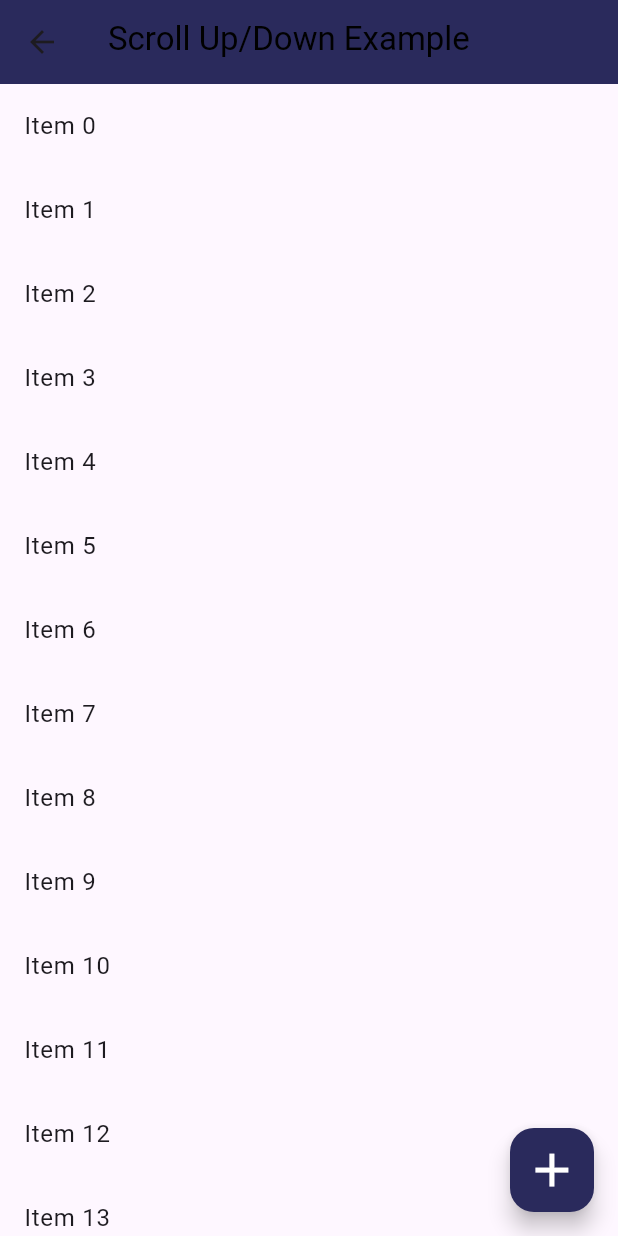
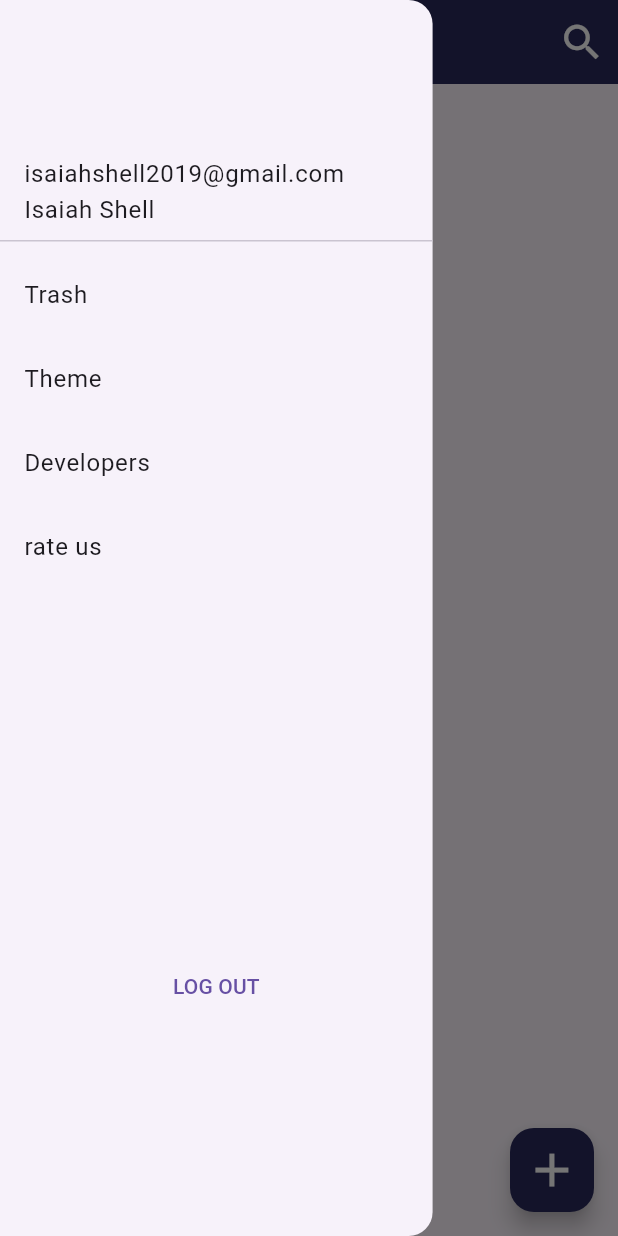
Before and after one commit to Isaiahcodes-3321/Note_App, a Flutter app: the HomePage screen opened directly, with the side drawer open (before the commit the screen has no drawer), on a phone screen of 412 x 824 dp. Run offline on Flutter 3.47's test engine with Material 3 defaults, Android fonts, the phone set to English and light mode, and no system bars; our stand-ins replace responsive_sizer.

Commit message:
Update on the Home page

```diff
--- a/noteapp/lib/Constant/themes.dart
+++ b/noteapp/lib/Constant/themes.dart
@@ -11,4 +11,29 @@ var textFonts = TextStyle(
 
 var outlineInputBorder = OutlineInputBorder(
     borderRadius: BorderRadius.circular(18.sp),
-    borderSide: BorderSide(color: Colors.white,));
+    borderSide: BorderSide(
+      color: Colors.white,
+    ));
+
+
+class Backgroundcolor {
+  static Color ligthmode = Colors.white;
+  static Color darkhmode = Colors.black;
+
+  static Color themeColorLigthmode = Color.fromRGBO(42, 42, 92, 1.0);
+  static Color themeColorDarkmode = Color.fromRGBO(7, 7, 17, 1);
+}
+
+class AppTextStyle {
+  // Appbar text and add button white color
+ static Color appbarTextcolor = Colors.white;
+
+  static TextStyle textStyle() {
+    return TextStyle(
+      fontWeight: FontWeight.bold,
+      fontFamily: fontFamily,
+      fontSize: 20.sp,
+      color: appbarTextcolor,
+    );
+  }
+}
--- /dev/null
+++ b/noteapp/lib/Screens/HomePage/drawer.dart
@@ -0,0 +1,48 @@
+import 'package:flutter/material.dart';
+
+class MyDrawer extends StatelessWidget {
+  const MyDrawer({super.key});
+
+  @override
+  Widget build(BuildContext context) {
+    return ListView(
+      children: <Widget>[
+        DrawerHeader(
+            // decoration: BoxDecoration(color: ),
+            child: Align(
+                alignment: Alignment.bottomLeft,
+                 child: Text.rich(
+            TextSpan(
+              children: <TextSpan>[
+                TextSpan(
+                  text: 'isaiahshell2019@gmail.com \n',
+                ),
+                TextSpan(
+                  text: 'Isaiah Shell',
+                ),
+              ],
+            ),
+          ),)),
+        ListTile(
+            title: Text('Trash'),
+            ),
+        ListTile(
+            title: Text('Theme'),
+            ),
+             ListTile(
+            title: Text('Developers'),
+            ),
+             ListTile(
+            title: Text('rate us'),
+            ),
+            Container(
+              height: MediaQuery.sizeOf(context).height * 0.35,
+              child: Align(alignment: Alignment.bottomCenter,
+              child: TextButton(onPressed: (){},
+              child: Text('LOG OUT'),
+              ),),
+            )
+      ],
+    );
+  }
+}
--- a/noteapp/lib/Screens/HomePage/homePgae.dart
+++ b/noteapp/lib/Screens/HomePage/homePgae.dart
@@ -1,11 +1,19 @@
 import 'package:flutter/material.dart';
 import 'package:responsive_sizer/responsive_sizer.dart';
 import '../../Constant/themes.dart';
+import 'drawer.dart';
 
-class HomePage extends StatelessWidget {
+class HomePage extends StatefulWidget {
   HomePage({super.key});
 
+  @override
+  State<HomePage> createState() => _HomePageState();
+}
+
+class _HomePageState extends State<HomePage> {
   final globalKey = GlobalKey();
+  bool isSearching = false;
+
   @override
   Widget build(BuildContext context) {
     return Scaffold(
@@ -16,30 +24,76 @@ class HomePage extends StatelessWidget {
             snap: true,
             backgroundColor: themeColor,
             flexibleSpace: FlexibleSpaceBar(
-              title: Text('Scroll Up/Down Example',
-                  style: TextStyle(color: Colors.black)),
+              title: isSearching
+                  ? Container(
+                      width: MediaQuery.sizeOf(context).width * 0.55,
+                      child: TextField(
+                        decoration: InputDecoration(
+                          hintText: 'Search...',
+                          hintStyle:
+                              TextStyle(color: AppTextStyle.appbarTextcolor),
+                          border: InputBorder.none,
+                        ),
+                        style: TextStyle(color: AppTextStyle.appbarTextcolor),
+                      ),
+                    )
+                  : Text('  Notes', style: AppTextStyle.textStyle()),
             ),
-          ),
-          SliverList(
-            delegate: SliverChildBuilderDelegate(
-              (BuildContext context, int index) {
-                return ListTile(
-                  title: Text('Item $index'),
+            leading: Builder(
+              builder: (BuildContext context) {
+                return IconButton(
+                  icon: Icon(
+                    Icons.menu,
+                    color: AppTextStyle.appbarTextcolor,
+                    size: 23.sp,
+                  ),
+                  onPressed: () {
+                    Scaffold.of(context).openDrawer();
+                  },
                 );
               },
-              childCount: 50, // Number of list items
             ),
+            actions: [
+              IconButton(
+                icon: Icon(
+                  isSearching ? Icons.cancel : Icons.search,
+                  color: AppTextStyle.appbarTextcolor,
+                  size: 23.sp,
+                ),
+                onPressed: () {
+                  setState(() {
+                    isSearching = !isSearching;
+                  });
+                },
+              ),
+            ],
           ),
         ],
+      ),
+      drawer: Drawer(
+        // Take 70% of the user screen
+        width: MediaQuery.sizeOf(context).width * 0.70,
+        child: MyDrawer()
       ),
       floatingActionButton: FloatingActionButton(
           onPressed: () {},
           backgroundColor: themeColor,
           child: Icon(
             Icons.add,
-            color: Colors.white,
+            color: AppTextStyle.appbarTextcolor,
             size: 25.sp,
           )),
     );
   }
 }
+
+// SliverList(
+//   delegate: SliverChildBuilderDelegate(
+//     (BuildContext context, int index) {
+//       return ListTile(
+//         title: Text('Item $index'),
+//       );
+//     },
+//     childCount: 50, // Number of list items
+//   ),
+// ),
--- a/noteapp/lib/main.dart
+++ b/noteapp/lib/main.dart
@@ -19,7 +19,8 @@ class Note_App extends StatelessWidget {
   Widget build(BuildContext context) {
     return  ResponsiveSizer(
   builder: (context, orientation, screenType) {
-    return  const MaterialApp(
+    return  const
+     MaterialApp(
         title: 'Material App',
         debugShowCheckedModeBanner: false,
         home: SafeArea(child: Login_SignUp_Page())
```
Also changed, not shown: noteapp/pubspec.yaml (+2 -17 lines), 3 other files.
